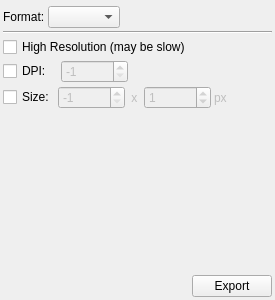
Before: the Qt Designer form code/plotms/GuiTabs/PlotMSExportTab.ui in radio-astro/casa, drawn with Qt 5.
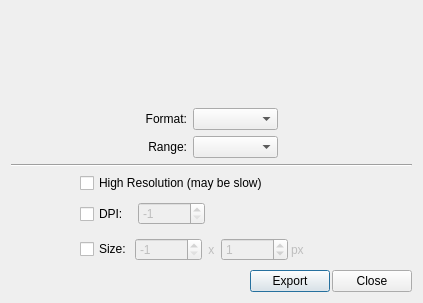
After: the same form once the commit is applied.

Patch:
```diff
--- a/code/plotms/GuiTabs/PlotMSExportTab.ui
+++ b/code/plotms/GuiTabs/PlotMSExportTab.ui
@@ -1,42 +1,27 @@
 <ui version="4.0" >
  <class>ExportTab</class>
- <widget class="QWidget" name="ExportTab" >
-  <property name="geometry" >
+ <widget class="QDialog" name="ExportTab">
+  <property name="geometry">
    <rect>
     <x>0</x>
     <y>0</y>
-    <width>275</width>
-    <height>300</height>
+    <width>423</width>
+    <height>303</height>
    </rect>
   </property>
-  <property name="maximumSize" >
+  <property name="maximumSize">
    <size>
-    <width>275</width>
+    <width>16777215</width>
     <height>16777215</height>
    </size>
   </property>
   <property name="windowTitle" >
    <string>PlotMS Export Tab</string>
   </property>
-  <layout class="QVBoxLayout" >
-   <property name="spacing" >
-    <number>3</number>
-   </property>
-   <property name="leftMargin" >
-    <number>3</number>
-   </property>
-   <property name="topMargin" >
-    <number>3</number>
-   </property>
-   <property name="rightMargin" >
-    <number>3</number>
-   </property>
-   <property name="bottomMargin" >
-    <number>3</number>
-   </property>
+  <layout class="QVBoxLayout" name="verticalLayout_2">
    <item>
-    <widget class="QFrame" name="fileFrame" >
-     <property name="frameShape" >
+    <widget class="QFrame" name="fileFrame">
+     <property name="frameShape">
       <enum>QFrame::NoFrame</enum>
      </property>
      <property name="frameShadow" >
@@ -45,35 +30,72 @@
     </widget>
    </item>
    <item>
-    <layout class="QHBoxLayout" >
-     <property name="spacing" >
-      <number>3</number>
-     </property>
+    <layout class="QHBoxLayout" name="horizontalLayout">
+     <item>
+      <spacer>
+       <property name="orientation">
+        <enum>Qt::Horizontal</enum>
+       </property>
+       <property name="sizeHint" stdset="0">
+        <size>
+         <width>28</width>
+         <height>20</height>
+        </size>
+       </property>
+      </spacer>
+     </item>
      <item>
-      <widget class="QLabel" name="formatLabel" >
-       <property name="text" >
+      <layout class="QGridLayout" name="gridLayout">
+       <item row="0" column="0">
+        <widget class="QLabel" name="formatLabel">
+         <property name="text">
         <string>Format:</string>
        </property>
-      </widget>
-     </item>
-     <item>
-      <widget class="QComboBox" name="format" >
-       <property name="sizePolicy" >
-        <sizepolicy vsizetype="Fixed" hsizetype="MinimumExpanding" >
+         <property name="alignment">
+          <set>Qt::AlignRight|Qt::AlignTrailing|Qt::AlignVCenter</set>
+         </property>
+        </widget>
+       </item>
+       <item row="0" column="1">
+        <widget class="QComboBox" name="format">
+         <property name="sizePolicy">
+          <sizepolicy hsizetype="MinimumExpanding" vsizetype="Fixed">
          <horstretch>0</horstretch>
          <verstretch>0</verstretch>
         </sizepolicy>
        </property>
-      </widget>
-     </item>
+         <property name="toolTip">
+          <string>Select the export format.</string>
+         </property>
+        </widget>
+       </item>
+       <item row="1" column="0">
+        <widget class="QLabel" name="rangeLabel">
+         <property name="text">
+          <string>Range:</string>
+         </property>
+         <property name="alignment">
+          <set>Qt::AlignRight|Qt::AlignTrailing|Qt::AlignVCenter</set>
+         </property>
+        </widget>
+       </item>
+       <item row="1" column="1">
+        <widget class="QComboBox" name="exportRangeCombo">
+         <property name="toolTip">
+          <string>Select whether to export the current page or for iteration plots whether to export all pages.</string>
+         </property>
+        </widget>
+       </item>
+      </layout>
+     </item>
      <item>
-      <spacer>
-       <property name="orientation" >
+      <spacer name="horizontalSpacer">
+       <property name="orientation">
         <enum>Qt::Horizontal</enum>
        </property>
-       <property name="sizeHint" >
+       <property name="sizeHint" stdset="0">
         <size>
-         <width>211</width>
+         <width>40</width>
          <height>20</height>
         </size>
        </property>
@@ -82,53 +104,61 @@
     </layout>
    </item>
    <item>
-    <widget class="Line" name="line" >
-     <property name="orientation" >
+    <widget class="Line" name="line">
+     <property name="orientation">
       <enum>Qt::Horizontal</enum>
      </property>
     </widget>
    </item>
    <item>
-    <widget class="QCheckBox" name="highRes" >
-     <property name="text" >
+    <layout class="QHBoxLayout" name="horizontalLayout_2">
+     <item>
+      <spacer name="horizontalSpacer_2">
+       <property name="orientation">
+        <enum>Qt::Horizontal</enum>
+       </property>
+       <property name="sizeHint" stdset="0">
+        <size>
+         <width>40</width>
+         <height>20</height>
+        </size>
+       </property>
+      </spacer>
+     </item>
+     <item>
+      <layout class="QVBoxLayout" name="verticalLayout">
+       <item>
+        <widget class="QCheckBox" name="highRes">
+         <property name="text">
       <string>High Resolution (may be slow)</string>
      </property>
     </widget>
    </item>
    <item>
-    <widget class="QFrame" name="dpiFrame" >
-     <property name="frameShape" >
+        <widget class="QFrame" name="dpiFrame">
+         <property name="frameShape">
       <enum>QFrame::NoFrame</enum>
      </property>
      <property name="frameShadow" >
       <enum>QFrame::Raised</enum>
      </property>
-     <layout class="QHBoxLayout" >
-      <property name="spacing" >
+         <layout class="QHBoxLayout">
+          <property name="spacing">
        <number>3</number>
       </property>
-      <property name="leftMargin" >
-       <number>0</number>
-      </property>
-      <property name="topMargin" >
-       <number>0</number>
-      </property>
-      <property name="rightMargin" >
-       <number>0</number>
-      </property>
-      <property name="bottomMargin" >
+          <property name="margin">
        <number>0</number>
       </property>
       <item>
-       <widget class="QCheckBox" name="dpi" >
-        <property name="text" >
+           <widget class="QCheckBox" name="dpi">
+            <property name="text">
          <string>DPI:  </string>
         </property>
        </widget>
       </item>
       <item>
-       <widget class="QSpinBox" name="dpiSpinner" >
-        <property name="enabled" >
+           <widget class="QSpinBox" name="dpiSpinner">
+            <property name="enabled">
          <bool>false</bool>
         </property>
         <property name="minimum" >
@@ -159,39 +189,30 @@
     </widget>
    </item>
    <item>
-    <widget class="QFrame" name="sizeFrame" >
-     <property name="frameShape" >
+        <widget class="QFrame" name="sizeFrame">
+         <property name="frameShape">
       <enum>QFrame::NoFrame</enum>
      </property>
      <property name="frameShadow" >
       <enum>QFrame::Raised</enum>
      </property>
-     <layout class="QHBoxLayout" >
-      <property name="spacing" >
+         <layout class="QHBoxLayout">
+          <property name="spacing">
        <number>3</number>
       </property>
-      <property name="leftMargin" >
-       <number>0</number>
-      </property>
-      <property name="topMargin" >
-       <number>0</number>
-      </property>
-      <property name="rightMargin" >
-       <number>0</number>
-      </property>
-      <property name="bottomMargin" >
+          <property name="margin">
        <number>0</number>
       </property>
       <item>
-       <widget class="QCheckBox" name="size" >
-        <property name="text" >
+           <widget class="QCheckBox" name="size">
+            <property name="text">
          <string>Size:</string>
         </property>
        </widget>
       </item>
       <item>
-       <widget class="QSpinBox" name="sizeSpinner1" >
-        <property name="enabled" >
+           <widget class="QSpinBox" name="sizeSpinner1">
+            <property name="enabled">
          <bool>false</bool>
         </property>
         <property name="minimum" >
@@ -206,8 +227,8 @@
        </widget>
       </item>
       <item>
-       <widget class="QLabel" name="sizeLabel1" >
-        <property name="enabled" >
+           <widget class="QLabel" name="sizeLabel1">
+            <property name="enabled">
          <bool>false</bool>
         </property>
         <property name="text" >
@@ -216,8 +237,8 @@
        </widget>
       </item>
       <item>
-       <widget class="QSpinBox" name="sizeSpinner2" >
-        <property name="enabled" >
+           <widget class="QSpinBox" name="sizeSpinner2">
+            <property name="enabled">
          <bool>false</bool>
         </property>
         <property name="minimum" >
@@ -232,8 +253,8 @@
        </widget>
       </item>
       <item>
-       <widget class="QLabel" name="sizeLabel2" >
-        <property name="enabled" >
+           <widget class="QLabel" name="sizeLabel2">
+            <property name="enabled">
          <bool>false</bool>
         </property>
         <property name="text" >
@@ -257,30 +278,34 @@
      </layout>
     </widget>
    </item>
+      </layout>
+     </item>
    <item>
-    <spacer>
-     <property name="orientation" >
-      <enum>Qt::Vertical</enum>
-     </property>
-     <property name="sizeHint" >
+      <spacer name="horizontalSpacer_3">
+       <property name="orientation">
+        <enum>Qt::Horizontal</enum>
+       </property>
+       <property name="sizeHint" stdset="0">
       <size>
-       <width>20</width>
-       <height>40</height>
+         <width>40</width>
+         <height>20</height>
       </size>
      </property>
     </spacer>
    </item>
+    </layout>
+   </item>
    <item>
-    <layout class="QHBoxLayout" >
-     <property name="spacing" >
-      <number>0</number>
+    <layout class="QHBoxLayout">
+     <property name="spacing">
+      <number>2</number>
      </property>
      <item>
       <spacer>
-       <property name="orientation" >
+       <property name="orientation">
         <enum>Qt::Horizontal</enum>
        </property>
-       <property name="sizeHint" >
+       <property name="sizeHint" stdset="0">
         <size>
          <width>40</width>
          <height>20</height>
@@ -289,12 +314,25 @@
       </spacer>
      </item>
      <item>
-      <widget class="QPushButton" name="exportButton" >
-       <property name="text" >
+      <widget class="QPushButton" name="exportButton">
+       <property name="toolTip">
+        <string>Click to export.</string>
+       </property>
+       <property name="text">
         <string>Export</string>
        </property>
       </widget>
      </item>
+     <item>
+      <widget class="QPushButton" name="cancelButton">
+       <property name="toolTip">
+        <string>Close this dialog.</string>
+       </property>
+       <property name="text">
+        <string>Close</string>
+       </property>
+      </widget>
+     </item>
     </layout>
    </item>
   </layout>
```
Left out of the diff: 41 changed lines with no effect on the pictures. Lines whose indentation alone changed are shown as unchanged.
